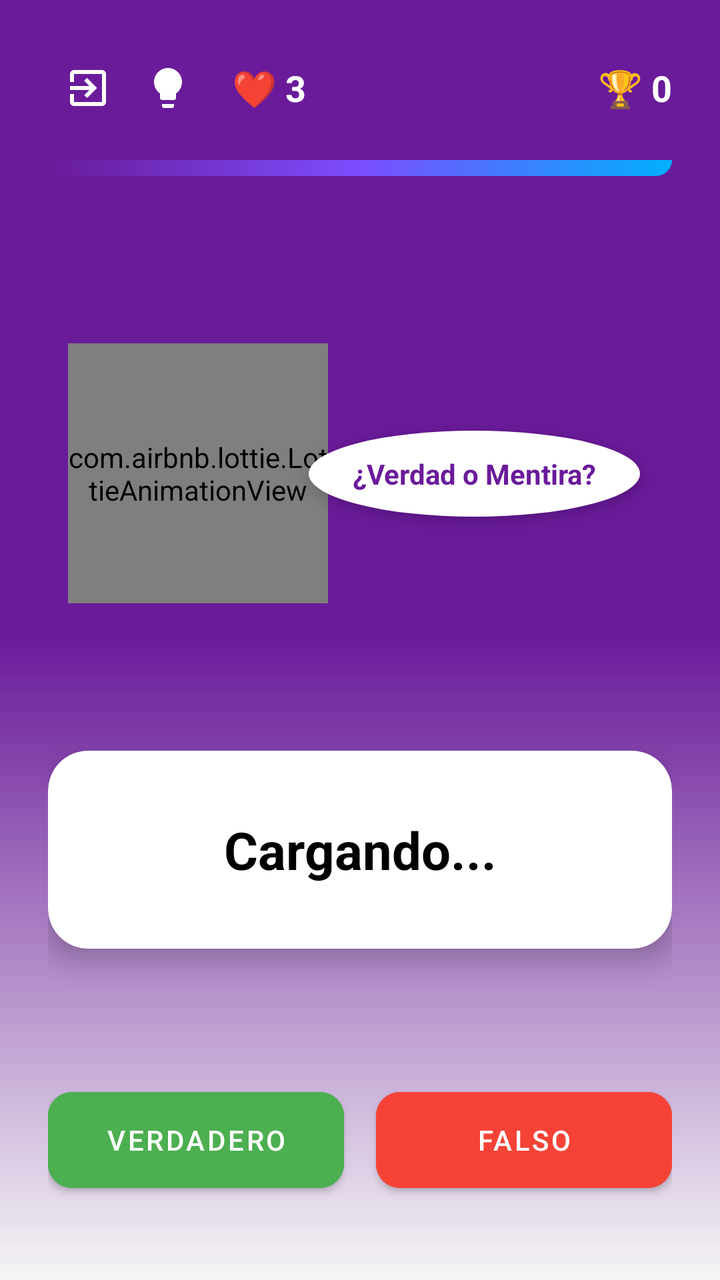
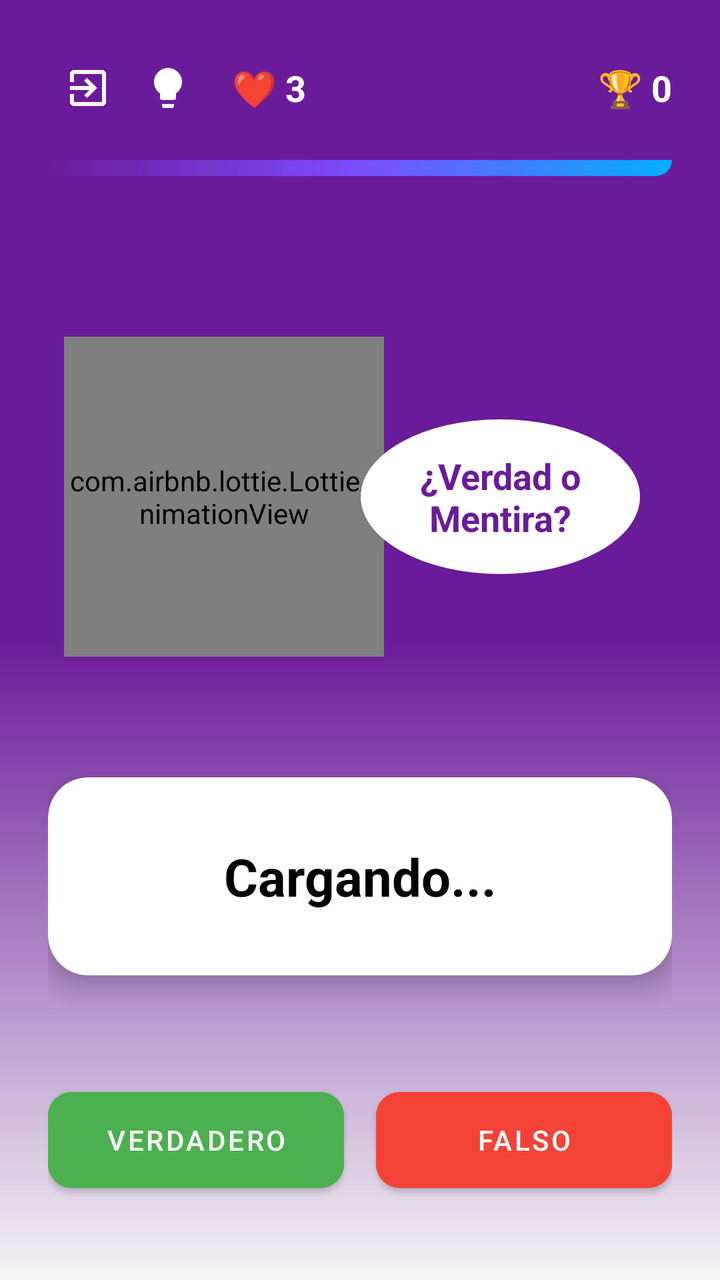

The first picture is an Android layout as it rendered before a commit; the second is the same layout after the commit. The layout source and the unified diff follow.
<!-- AndroidManifest.xml: activity theme Theme.ReglamentoUpp -->
<!-- res/layout/activity_true_false.xml -->
<?xml version="1.0" encoding="utf-8"?>
<androidx.constraintlayout.widget.ConstraintLayout
    xmlns:android="http://schemas.android.com/apk/res/android"
    xmlns:app="http://schemas.android.com/apk/res-auto"
    xmlns:tools="http://schemas.android.com/tools"
    android:layout_width="match_parent"
    android:layout_height="match_parent"
    android:background="@drawable/game_background"
    android:padding="24dp"
    tools:context=".TrueFalseActivity">

    <LinearLayout
        android:id="@+id/topBar"
        android:layout_width="match_parent"
        android:layout_height="wrap_content"
        android:orientation="horizontal"
        android:gravity="center_vertical"
        app:layout_constraintTop_toTopOf="parent">

        <ImageButton
            android:id="@+id/btnBack"
            android:layout_width="40dp"
            android:layout_height="40dp"
            android:background="?attr/selectableItemBackgroundBorderless"
            android:src="@drawable/ic_logout"
            app:tint="@color/white"
            android:contentDescription="Volver" />

        <ImageButton
            android:id="@+id/btnHelpTF"
            android:layout_width="40dp"
            android:layout_height="40dp"
            android:layout_marginEnd="12dp"
            android:background="?attr/selectableItemBackgroundBorderless"
            android:src="@drawable/ic_foco"
            app:tint="@color/white" />

        <TextView
            android:id="@+id/tvLives"
            android:layout_width="wrap_content"
            android:layout_height="wrap_content"
            android:text="❤️ 3"
            android:textColor="@color/white"
            android:textStyle="bold"
            android:textSize="18sp"/>

        <View
            android:layout_width="0dp"
            android:layout_height="0dp"
            android:layout_weight="1"/>

        <TextView
            android:id="@+id/tvScore"
            android:layout_width="wrap_content"
            android:layout_height="wrap_content"
            android:text="🏆 0"
            android:textColor="@color/white"
            android:textStyle="bold"
            android:textSize="18sp"/>
    </LinearLayout>

    <ProgressBar
        android:id="@+id/progressBar"
        style="@style/Widget.AppCompat.ProgressBar.Horizontal"
        android:layout_width="match_parent"
        android:layout_height="8dp"
        android:layout_marginTop="16dp"
        android:progressDrawable="@drawable/gradient_header"
        android:max="10"
        app:layout_constraintTop_toBottomOf="@id/topBar" />

    <androidx.constraintlayout.widget.ConstraintLayout
        android:id="@+id/layoutCharacter"
        android:layout_width="match_parent"
        android:layout_height="140dp"
        app:layout_constraintTop_toBottomOf="@+id/progressBar"
        app:layout_constraintBottom_toTopOf="@+id/cardQuestion"
        android:layout_marginVertical="8dp">

        <com.airbnb.lottie.LottieAnimationView
            android:id="@+id/lottieCharacter"
            android:layout_width="130dp"
            android:layout_height="130dp"
            app:lottie_rawRes="@raw/owlie_nodding"
            app:lottie_autoPlay="true"
            app:lottie_loop="true"
            app:lottie_renderMode="software"
            app:layout_constraintBottom_toBottomOf="parent"
            app:layout_constraintStart_toStartOf="parent"
            android:layout_marginStart="10dp"/>

        <TextView
            android:id="@+id/tvSpeechBubble"
            android:layout_width="0dp"
            android:layout_height="wrap_content"
            android:background="@drawable/white_circle_bg"
            android:backgroundTint="#FFFFFF"
            android:padding="12dp"
            android:text="¿Verdad o Mentira?"
            android:textColor="@color/upp_primary"
            android:textStyle="bold"
            android:textSize="14sp"
            android:gravity="center"
            android:elevation="4dp"
            app:layout_constraintStart_toEndOf="@id/lottieCharacter"
            app:layout_constraintEnd_toEndOf="parent"
            app:layout_constraintTop_toTopOf="@id/lottieCharacter"
            app:layout_constraintBottom_toBottomOf="@id/lottieCharacter"
            android:layout_marginEnd="16dp"
            android:layout_marginStart="-10dp"/>

    </androidx.constraintlayout.widget.ConstraintLayout>

    <androidx.cardview.widget.CardView
        android:id="@+id/cardQuestion"
        android:layout_width="match_parent"
        android:layout_height="wrap_content"
        app:cardCornerRadius="20dp"
        app:cardElevation="8dp"
        app:cardBackgroundColor="@color/white"
        app:layout_constraintTop_toBottomOf="@id/layoutCharacter"
        app:layout_constraintBottom_toTopOf="@id/layoutButtons">

        <LinearLayout
            android:layout_width="match_parent"
            android:layout_height="wrap_content"
            android:orientation="vertical"
            android:padding="32dp"
            android:gravity="center">

            <TextView
                android:id="@+id/tvQuestion"
                android:layout_width="wrap_content"
                android:layout_height="wrap_content"
                android:text="Cargando..."
                android:textSize="26sp"
                android:textColor="#000000"
                android:textAlignment="center"
                android:textStyle="bold"/>
        </LinearLayout>
    </androidx.cardview.widget.CardView>

    <LinearLayout
        android:id="@+id/layoutButtons"
        android:layout_width="match_parent"
        android:layout_height="wrap_content"
        android:orientation="horizontal"
        android:weightSum="2"
        android:layout_marginTop="24dp"
        android:layout_marginBottom="16dp"
        app:layout_constraintBottom_toBottomOf="parent">

        <com.google.android.material.button.MaterialButton
            android:id="@+id/btnTrue"
            android:layout_width="0dp"
            android:layout_height="60dp"
            android:layout_weight="1"
            android:text="VERDADERO"
            android:backgroundTint="#4CAF50"
            app:cornerRadius="12dp"
            android:layout_marginEnd="8dp"/>

        <com.google.android.material.button.MaterialButton
            android:id="@+id/btnFalse"
            android:layout_width="0dp"
            android:layout_height="60dp"
            android:layout_weight="1"
            android:text="FALSO"
            android:backgroundTint="#F44336"
            app:cornerRadius="12dp"
            android:layout_marginStart="8dp"/>
    </LinearLayout>

</androidx.constraintlayout.widget.ConstraintLayout>
<!-- resources referenced by this layout -->
<resources>
  <color name="upp_primary">#6A1B9A</color>
  <color name="white">#FFFFFFFF</color>
  <!-- drawable game_background (drawable) -->
  <?xml version="1.0" encoding="utf-8"?>
  <shape xmlns:android="http://schemas.android.com/apk/res/android">
      <gradient
          android:angle="270"
          android:startColor="@color/gradient_start"
          android:centerColor="@color/upp_primary"
          android:endColor="@color/app_bg"
          android:endY="0.7"
          android:type="linear" />
  </shape>
  <!-- drawable gradient_header (drawable) -->
  <?xml version="1.0" encoding="utf-8"?>
  <shape xmlns:android="http://schemas.android.com/apk/res/android">
      <gradient
          android:angle="315"
          android:startColor="@color/upp_primary"
          android:centerColor="#7C4DFF"
          android:endColor="#00B0FF"
          android:type="linear" />
      <corners android:bottomLeftRadius="32dp" android:bottomRightRadius="32dp"/>
  </shape>
  <!-- drawable ic_foco (drawable) -->
  <vector xmlns:android="http://schemas.android.com/apk/res/android"
      android:width="24dp"
      android:height="24dp"
      android:viewportWidth="24"
      android:viewportHeight="24">
      <path
          android:fillColor="#FFFFFF"
          android:pathData="M9,21c0,0.55 0.45,1 1,1h4c0.55,0 1,-0.45 1,-1v-1H9V21zM12,2C8.14,2 5,5.14 5,9c0,2.38 1.19,4.47 3,5.74V17c0,0.55 0.45,1 1,1h6c0.55,0 1,-0.45 1,-1v-2.26c1.81,-1.27 3,-3.36 3,-5.74C19,5.14 15.86,2 12,2z"/>
  </vector>
  <!-- drawable ic_logout (drawable) -->
  <vector xmlns:android="http://schemas.android.com/apk/res/android"
      android:width="24dp"
      android:height="24dp"
      android:viewportWidth="24"
      android:viewportHeight="24"
      android:tint="#FFFFFF">
      <path
          android:fillColor="@android:color/white"
          android:pathData="M10.09,15.59L11.5,17l5,-5 -5,-5 -1.41,1.41L12.67,11H3v2h9.67l-2.58,2.59zM19,3H5c-1.11,0 -2,0.9 -2,2v4h2V5h14v14H5v-4H3v4c0,1.1 0.89,2 2,2h14c1.1,0 2,-0.9 2,-2V5c0,-1.1 -0.9,-2 -2,-2z"/>
  </vector>
  <!-- drawable white_circle_bg (drawable) -->
  <?xml version="1.0" encoding="utf-8"?>
  <shape xmlns:android="http://schemas.android.com/apk/res/android" android:shape="oval">
      <solid android:color="@color/white"/>
  </shape>
  <color name="gradient_start">#6A1B9A</color>
  <color name="app_bg">#F5F5F5</color>
  <color name="upp_primary_dark">#4A148C</color>
  <color name="upp_accent">#AB47BC</color>
  <color name="upp_secondary">#8E24AA</color>
  <style name="ShapeAppearance.App.SmallComponent" parent="ShapeAppearance.MaterialComponents.SmallComponent">
          <item name="cornerFamily">rounded</item>
          <item name="cornerSize">50%</item> </style>
  <style name="ShapeAppearance.App.MediumComponent" parent="ShapeAppearance.MaterialComponents.MediumComponent">
          <item name="cornerFamily">rounded</item>
          <item name="cornerSize">28dp</item> </style>
  <style name="ShapeAppearance.App.LargeComponent" parent="ShapeAppearance.MaterialComponents.LargeComponent">
          <item name="cornerFamily">rounded</item>
          <item name="cornerSize">36dp</item> </style>
  <style name="Widget.MaterialComponents.TextInputLayout.OutlinedBox.Rounded" parent="Widget.MaterialComponents.TextInputLayout.OutlinedBox">
          <item name="boxCornerRadiusTopStart">24dp</item>
          <item name="boxCornerRadiusTopEnd">24dp</item>
          <item name="boxCornerRadiusBottomStart">24dp</item>
          <item name="boxCornerRadiusBottomEnd">24dp</item>
      </style>
  <!-- unchanged entries left out for length: 1 -->
</resources>

<!-- the commit's change to res/layout/activity_true_false.xml (unified diff, before → after) -->
@@ -72,22 +72,22 @@
     <androidx.constraintlayout.widget.ConstraintLayout
         android:id="@+id/layoutCharacter"
         android:layout_width="match_parent"
-        android:layout_height="140dp"
+        android:layout_height="180dp"
         app:layout_constraintTop_toBottomOf="@+id/progressBar"
         app:layout_constraintBottom_toTopOf="@+id/cardQuestion"
         android:layout_marginVertical="8dp">
 
         <com.airbnb.lottie.LottieAnimationView
             android:id="@+id/lottieCharacter"
-            android:layout_width="130dp"
-            android:layout_height="130dp"
+            android:layout_width="160dp"
+            android:layout_height="160dp"
             app:lottie_rawRes="@raw/owlie_nodding"
             app:lottie_autoPlay="true"
             app:lottie_loop="true"
             app:lottie_renderMode="software"
             app:layout_constraintBottom_toBottomOf="parent"
             app:layout_constraintStart_toStartOf="parent"
-            android:layout_marginStart="10dp"/>
+            android:layout_marginStart="8dp"/>
 
         <TextView
             android:id="@+id/tvSpeechBubble"
@@ -95,11 +95,11 @@
             android:layout_height="wrap_content"
             android:background="@drawable/white_circle_bg"
             android:backgroundTint="#FFFFFF"
-            android:padding="12dp"
+            android:padding="16dp"
             android:text="¿Verdad o Mentira?"
             android:textColor="@color/upp_primary"
             android:textStyle="bold"
-            android:textSize="14sp"
+            android:textSize="18sp"
             android:gravity="center"
             android:elevation="4dp"
             app:layout_constraintStart_toEndOf="@id/lottieCharacter"
@@ -107,7 +107,7 @@
             app:layout_constraintTop_toTopOf="@id/lottieCharacter"
             app:layout_constraintBottom_toBottomOf="@id/lottieCharacter"
             android:layout_marginEnd="16dp"
-            android:layout_marginStart="-10dp"/>
+            android:layout_marginStart="-12dp"/>
 
     </androidx.constraintlayout.widget.ConstraintLayout>
 
